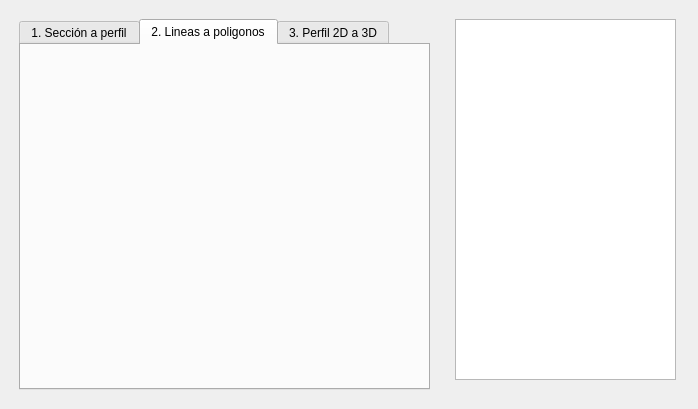
aurarlora/secgeol, file secGeol.ui: the form before one commit.
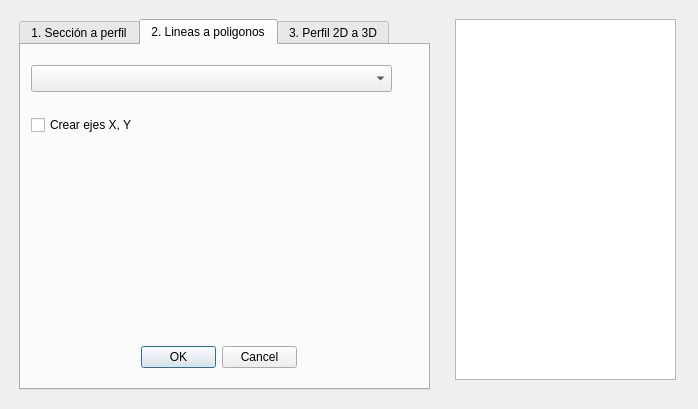
The form after the commit. The open tabs and pages were chosen to show the change. Custom widgets are drawn as their Qt base class.

The edit to the form file:
```diff
--- a/secGeol.ui
+++ b/secGeol.ui
@@ -184,19 +184,6 @@
         <string>Adicionar caja</string>
        </property>
       </widget>
-      <widget class="QCheckBox" name="checkEjes">
-       <property name="geometry">
-        <rect>
-         <x>270</x>
-         <y>90</y>
-         <width>101</width>
-         <height>20</height>
-        </rect>
-       </property>
-       <property name="text">
-        <string>Crear ejes X, Y</string>
-       </property>
-      </widget>
       <widget class="QLabel" name="label_3">
        <property name="geometry">
         <rect>
@@ -276,6 +263,52 @@
      <attribute name="title">
       <string>2. Lineas a poligonos</string>
      </attribute>
+     <widget class="QCheckBox" name="checkEjes">
+      <property name="geometry">
+       <rect>
+        <x>10</x>
+        <y>70</y>
+        <width>101</width>
+        <height>20</height>
+       </rect>
+      </property>
+      <property name="text">
+       <string>Crear ejes X, Y</string>
+      </property>
+     </widget>
+     <widget class="QgsFileWidget" name="mQgsFileWidget">
+      <property name="geometry">
+       <rect>
+        <x>10</x>
+        <y>110</y>
+        <width>361</width>
+        <height>27</height>
+       </rect>
+      </property>
+     </widget>
+     <widget class="QgsMapLayerComboBox" name="mMapLayerComboBox">
+      <property name="geometry">
+       <rect>
+        <x>10</x>
+        <y>20</y>
+        <width>361</width>
+        <height>27</height>
+       </rect>
+      </property>
+     </widget>
+     <widget class="QDialogButtonBox" name="buttonBox_2">
+      <property name="geometry">
+       <rect>
+        <x>120</x>
+        <y>300</y>
+        <width>156</width>
+        <height>24</height>
+       </rect>
+      </property>
+      <property name="standardButtons">
+       <set>QDialogButtonBox::StandardButton::Cancel|QDialogButtonBox::StandardButton::Ok</set>
+      </property>
+     </widget>
     </widget>
     <widget class="QWidget" name="tres">
      <attribute name="title">
```
Left out of the diff: 13 changed lines with no effect on the pictures.
